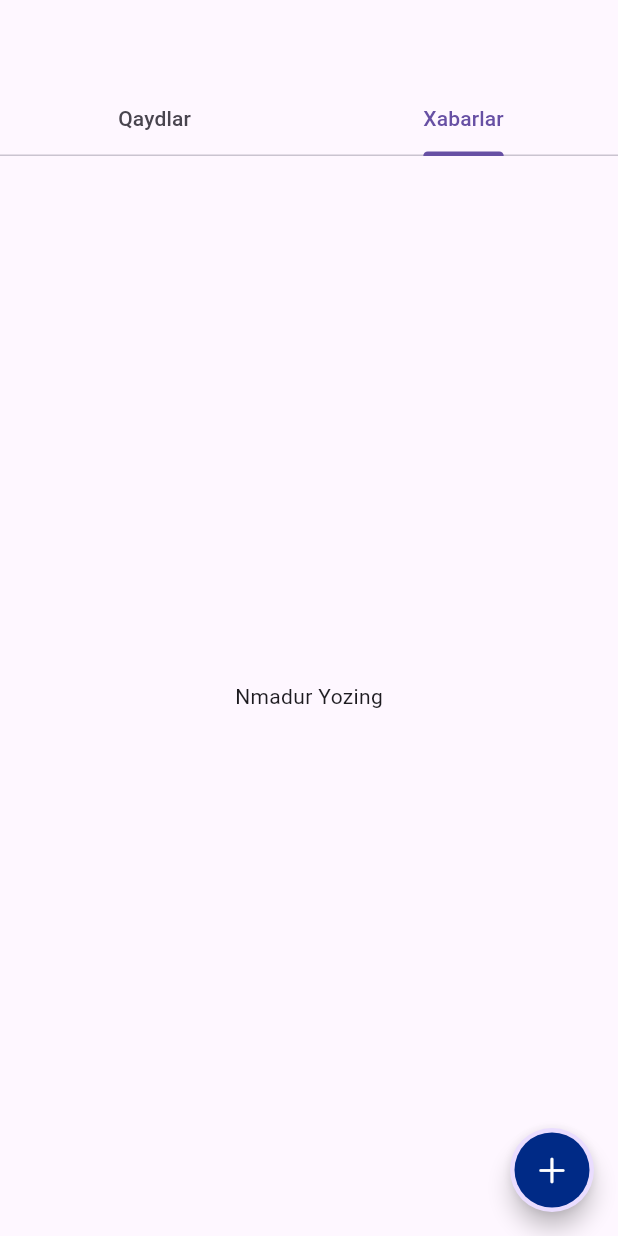
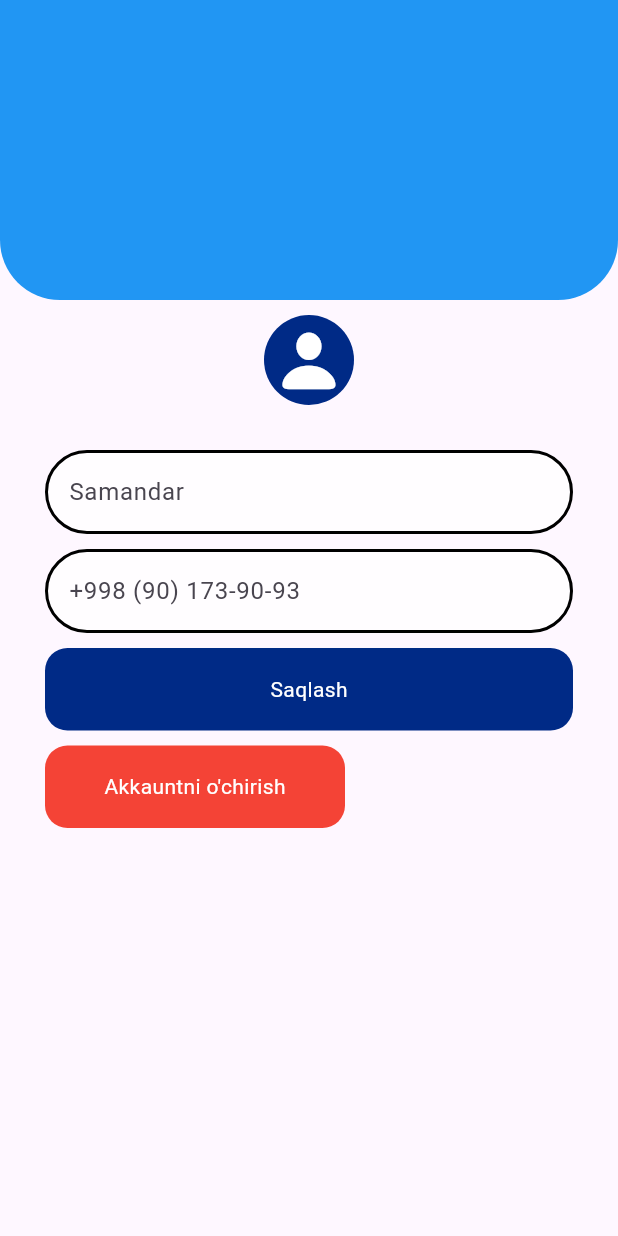
Before and after one commit to LaurantLecarde/socila_balance_app, a Flutter app: the screen it shows after launch, on a phone screen of 412 x 824 dp. Run offline on Flutter 3.47's test engine with Material 3 defaults, Android fonts, the light colour scheme and no system bars; our stand-ins replace gap.

Commit message:
Add all the pages + delete page

```diff
--- a/lib/main.dart
+++ b/lib/main.dart
@@ -1,4 +1,5 @@
 import 'package:flutter/material.dart';
+import 'package:socila_balance_app/screens/delete_profile_screen.dart';
 import 'package:socila_balance_app/screens/grandfather_screen.dart';
 import 'package:socila_balance_app/screens/home_page.dart';
 import 'package:socila_balance_app/screens/login_screen.dart';
@@ -22,7 +23,7 @@ class MyApp extends StatelessWidget {
         useMaterial3: true,
       ),
       debugShowCheckedModeBanner: false,
-      home: const NoteScreen(),
+      home: const DeleteProfilePage(),
     );
   }
 }
--- /dev/null
+++ b/lib/screens/delete_profile_screen.dart
@@ -0,0 +1,120 @@
+import 'package:flutter/cupertino.dart';
+import 'package:flutter/material.dart';
+import 'package:gap/gap.dart';
+
+class DeleteProfilePage extends StatefulWidget {
+  const DeleteProfilePage({super.key});
+
+  @override
+  State<DeleteProfilePage> createState() => _ProfilePageState();
+}
+
+class _ProfilePageState extends State<DeleteProfilePage> {
+  @override
+  Widget build(BuildContext context) {
+    return Scaffold(
+      body: SingleChildScrollView(
+        child: Column(
+          children: [
+            Container(
+              decoration: const BoxDecoration(
+                borderRadius: BorderRadius.only(
+                  bottomLeft: Radius.circular(40),
+                  bottomRight: Radius.circular(40),
+                ),
+                color: Colors.blue,
+              ),
+              width: double.infinity,
+              height: 200,
+            ),
+            const Gap(10),
+            Container(
+              width: 60,
+              height: 60,
+              decoration: BoxDecoration(
+                color: const Color(0xff002a86),
+                borderRadius: BorderRadius.circular(60),
+              ),
+              child: const Icon(CupertinoIcons.person_fill,color: Colors.white,size: 50),
+            ),
+            const Gap(30),
+            Padding(padding: const EdgeInsets.only(
+              left: 30,
+              right: 30
+            ),child: Column(
+              mainAxisAlignment: MainAxisAlignment.center,
+              crossAxisAlignment: CrossAxisAlignment.start,
+              children: [
+                TextField(
+                  decoration: InputDecoration(
+                      hintText: 'Samandar',
+                      filled: true,
+                      fillColor:const Color(0xb6ffffff) ,
+                      focusedBorder: OutlineInputBorder(
+                          borderRadius: BorderRadius.circular(45),
+                          borderSide: const BorderSide(color: Colors.black,width: 2)
+                      ),
+                      border: OutlineInputBorder(
+                          borderRadius: BorderRadius.circular(45),
+                          borderSide: const BorderSide(color:Colors.black,width: 2)
+                      ),
+                      enabledBorder: OutlineInputBorder(
+                          borderRadius: BorderRadius.circular(45),
+                          borderSide: const BorderSide(color: Colors.black,width: 2)
+                      )
+                  ),
+                ),
+                const Gap(10),
+                TextField(
+                  decoration: InputDecoration(
+                      hintText: "+998 (90) 173-90-93",
+                      filled: true,
+                      fillColor: const Color(0xb6ffffff),
+                      focusedBorder: OutlineInputBorder(
+                          borderRadius: BorderRadius.circular(45),
+                          borderSide: const BorderSide(color: Colors.black,width: 2)
+                      ),
+                      border: OutlineInputBorder(
+                          borderRadius: BorderRadius.circular(45),
+                          borderSide: const BorderSide(color:Colors.black,width: 2)
+                      ),
+                      enabledBorder: OutlineInputBorder(
+                          borderRadius: BorderRadius.circular(45),
+                          borderSide: const BorderSide(color: Colors.black,width: 2)
+                      )
+                  ),
+                ),
+                const Gap(10),
+                InkWell(
+                  onTap: (){},
+                  child: Container(
+                    width: double.infinity,
+                    height: 55,
+                    decoration: BoxDecoration(
+                        color:  const Color(0xff002a86),
+                        borderRadius: BorderRadius.circular(15)
+                    ),
+                    child: const Center(child: Text("Saqlash",style: TextStyle(color: Colors.white),),),
+                  ),
+                ),
+                const Gap(10),
+                InkWell(
+                  onTap: (){},
+                  child: Container(
+                    width: 200,
+                    height: 55,
+                    decoration: BoxDecoration(
+                        color:  Colors.red,
+                        borderRadius: BorderRadius.circular(15)
+                    ),
+                    child: const Center(child: Text("Akkauntni o'chirish",style: TextStyle(color: Colors.white),),),
+                  ),
+                )
+              ],
+            ),)
+          ],
+        ),
+      ),
+    );
+  }
+}
```
